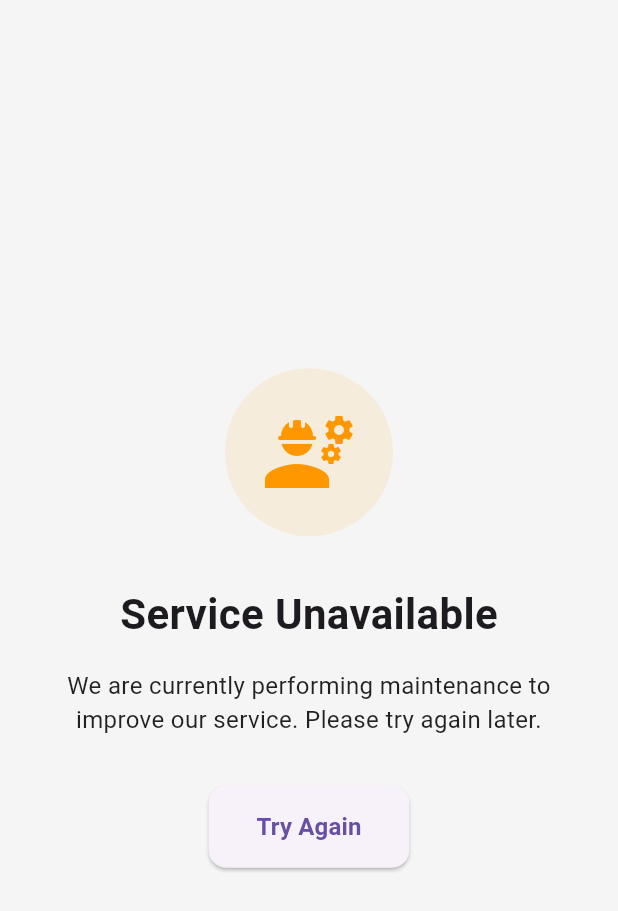
After one commit to ShivamAgarwal3639/Grocery, a Flutter app: the ServiceUnavailablePage screen opened directly, on a phone screen of 412 x 824 dp. The commit adds this screen. Shown: the top 911 px of the screen. Run offline on Flutter 3.47's test engine with Material 3 defaults, Android fonts, the phone set to English and light mode, and no system bars; our stand-ins replace awesome_notifications, cached_network_image, carousel_slider, cloud_firestore, firebase_auth, firebase_core and 12 more; accounts and stored records are empty.

Commit message:
notification and out of service

```diff
--- /dev/null
+++ b/lib/screens/service_un_avl.dart
@@ -0,0 +1,79 @@
+import 'package:flutter/material.dart';
+import 'package:grocerry/main.dart';
+
+class ServiceUnavailablePage extends StatelessWidget {
+  const ServiceUnavailablePage({super.key});
+
+  @override
+  Widget build(BuildContext context) {
+    return Scaffold(
+      body: Center(
+        child: Padding(
+          padding: const EdgeInsets.all(24.0),
+          child: Column(
+            mainAxisAlignment: MainAxisAlignment.center,
+            children: [
+              Container(
+                padding: const EdgeInsets.all(24),
+                decoration: BoxDecoration(
+                  color: Colors.orange.withOpacity(0.1),
+                  shape: BoxShape.circle,
+                ),
+                child: const Icon(
+                  Icons.engineering,
+                  size: 64,
+                  color: Colors.orange,
+                ),
+              ),
+              const SizedBox(height: 32),
+              const Text(
+                'Service Unavailable',
+                style: TextStyle(
+                  fontSize: 28,
+                  fontWeight: FontWeight.bold,
+                ),
+              ),
+              const SizedBox(height: 16),
+              const Text(
+                'We are currently performing maintenance to improve our service. Please try again later.',
+                textAlign: TextAlign.center,
+                style: TextStyle(
+                  fontSize: 16,
+                  color: Colors.black87,
+                ),
+              ),
+              const SizedBox(height: 32),
+              ElevatedButton(
+                onPressed: () {
+                  // Refresh the page to check if service is back
+                  Navigator.pushReplacement(
+                    context,
+                    MaterialPageRoute(
+                      builder: (context) => AuthWrapper(),
+                    ),
+                  );
+                },
+                style: ElevatedButton.styleFrom(
+                  padding: const EdgeInsets.symmetric(
+                    horizontal: 32,
+                    vertical: 16,
+                  ),
+                  shape: RoundedRectangleBorder(
+                    borderRadius: BorderRadius.circular(12),
+                  ),
+                ),
+                child: const Text(
+                  'Try Again',
+                  style: TextStyle(
+                    fontSize: 16,
+                    fontWeight: FontWeight.bold,
+                  ),
+                ),
+              ),
+            ],
+          ),
+        ),
+      ),
+    );
+  }
+}
--- a/lib/utils/forced_up.dart
+++ b/lib/utils/forced_up.dart
@@ -10,7 +10,7 @@ class UpdateManager {
   Future<void> initialize() async {
     await remoteConfig.setConfigSettings(RemoteConfigSettings(
       fetchTimeout: const Duration(minutes: 1),
-      minimumFetchInterval: const Duration(hours: 1),
+      minimumFetchInterval: const Duration(minutes: 1),
     ));
 
     // await remoteConfig.setDefaults({
```
Also changed, not shown: lib/main.dart (+40 -2 lines).
